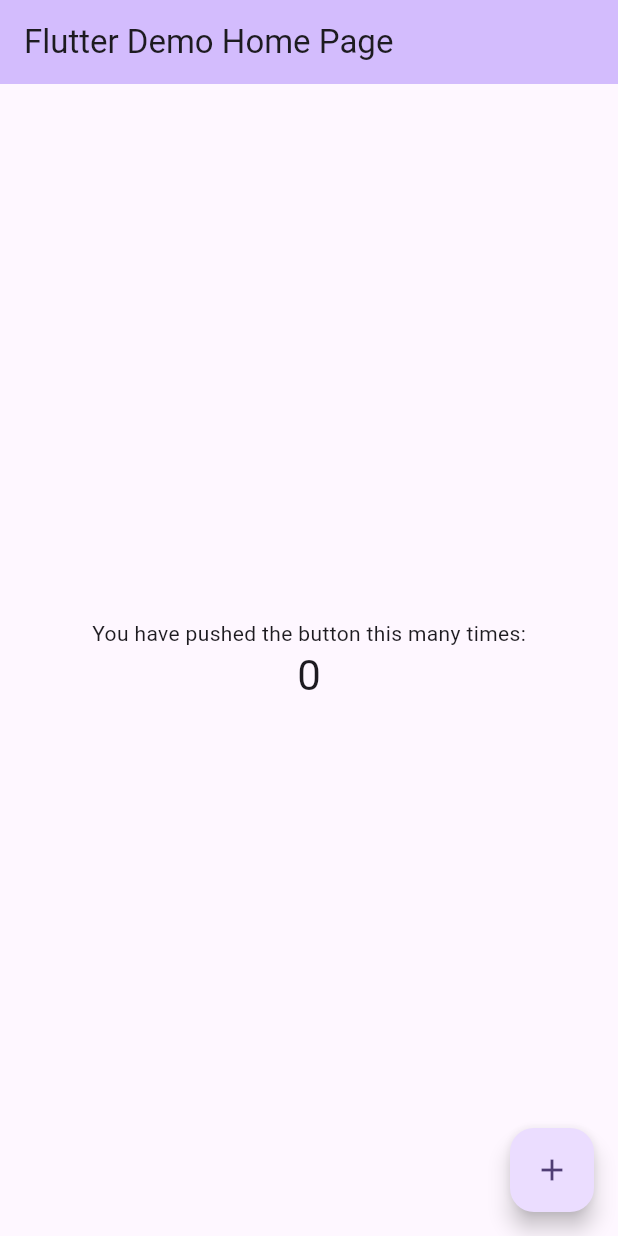
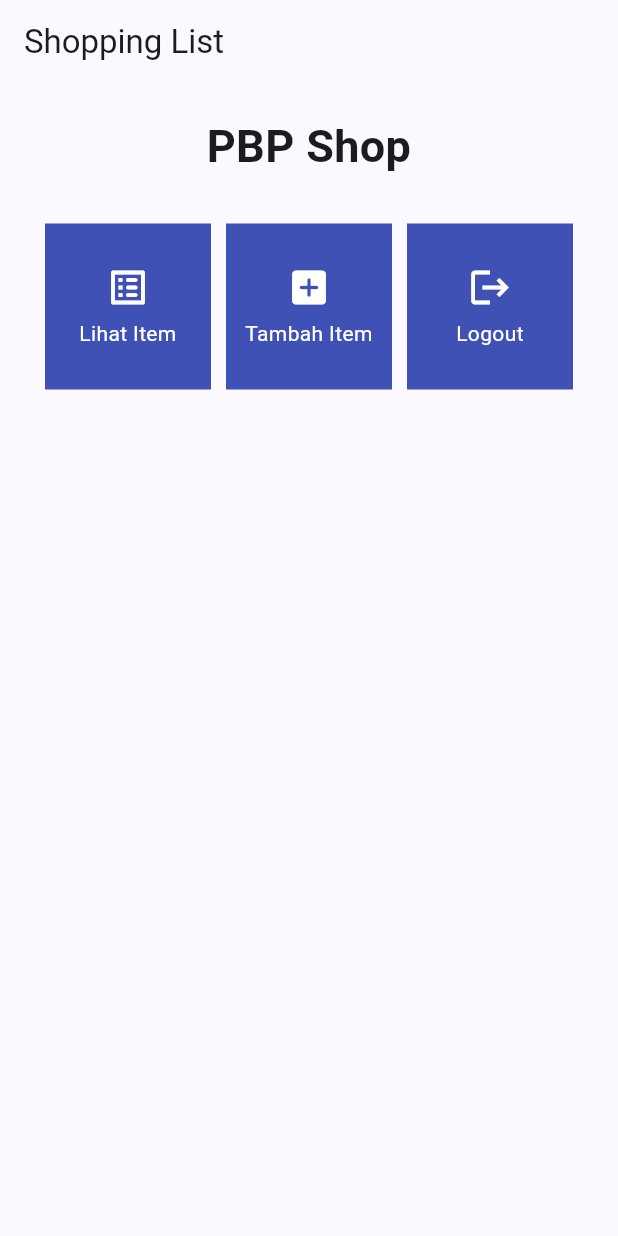
Before and after one commit to DaWanAnOnli/pacil-inventory-mobile, a Flutter app: the screen it shows after launch, on a phone screen of 412 x 824 dp. Run offline on Flutter 3.47's test engine with Material 2 defaults, Android fonts, the phone set to English and light mode, and no system bars.

Commit message:
tugas 7 ngoding done

```diff
--- a/lib/main.dart
+++ b/lib/main.dart
@@ -1,4 +1,5 @@
 import 'package:flutter/material.dart';
+import 'package:pacil_inventory/menu.dart';
 
 void main() {
   runApp(const MyApp());
@@ -28,98 +29,10 @@
         //
         // This works for code too, not just values: Most code changes can be
         // tested with just a hot reload.
-        colorScheme: ColorScheme.fromSeed(seedColor: Colors.deepPurple),
+        colorScheme: ColorScheme.fromSeed(seedColor: Colors.indigo),
         useMaterial3: true,
       ),
-      home: const MyHomePage(title: 'Flutter Demo Home Page'),
+      home: MyHomePage(),
     );
   }
 }
-
-class MyHomePage extends StatefulWidget {
-  const MyHomePage({super.key, required this.title});
-
-  // This widget is the home page of your application. It is stateful, meaning
-  // that it has a State object (defined below) that contains fields that affect
-  // how it looks.
-
-  // This class is the configuration for the state. It holds the values (in this
-  // case the title) provided by the parent (in this case the App widget) and
-  // used by the build method of the State. Fields in a Widget subclass are
-  // always marked "final".
-
-  final String title;
-
-  @override
-  State<MyHomePage> createState() => _MyHomePageState();
-}
-
-class _MyHomePageState extends State<MyHomePage> {
-  int _counter = 0;
-
-  void _incrementCounter() {
-    setState(() {
-      // This call to setState tells the Flutter framework that something has
-      // changed in this State, which causes it to rerun the build method below
-      // so that the display can reflect the updated values. If we changed
-      // _counter without calling setState(), then the build method would not be
-      // called again, and so nothing would appear to happen.
-      _counter++;
-    });
-  }
-
-  @override
-  Widget build(BuildContext context) {
-    // This method is rerun every time setState is called, for instance as done
-    // by the _incrementCounter method above.
-    //
-    // The Flutter framework has been optimized to make rerunning build methods
-    // fast, so that you can just rebuild anything that needs updating rather
-    // than having to individually change instances of widgets.
-    return Scaffold(
-      appBar: AppBar(
-        // TRY THIS: Try changing the color here to a specific color (to
-        // Colors.amber, perhaps?) and trigger a hot reload to see the AppBar
-        // change color while the other colors stay the same.
-        backgroundColor: Theme.of(context).colorScheme.inversePrimary,
-        // Here we take the value from the MyHomePage object that was created by
-        // the App.build method, and use it to set our appbar title.
-        title: Text(widget.title),
-      ),
-      body: Center(
-        // Center is a layout widget. It takes a single child and positions it
-        // in the middle of the parent.
-        child: Column(
-          // Column is also a layout widget. It takes a list of children and
-          // arranges them vertically. By default, it sizes itself to fit its
-          // children horizontally, and tries to be as tall as its parent.
-          //
-          // Column has various properties to control how it sizes itself and
-          // how it positions its children. Here we use mainAxisAlignment to
-          // center the children vertically; the main axis here is the vertical
-          // axis because Columns are vertical (the cross axis would be
-          // horizontal).
-          //
-          // TRY THIS: Invoke "debug painting" (choose the "Toggle Debug Paint"
-          // action in the IDE, or press "p" in the console), to see the
-          // wireframe for each widget.
-          mainAxisAlignment: MainAxisAlignment.center,
-          children: <Widget>[
-            const Text(
-              'You have pushed the button this many times:',
-            ),
-            Text(
-              '$_counter',
-              style: Theme.of(context).textTheme.headlineMedium,
-            ),
-          ],
-        ),
-      ),
-      floatingActionButton: FloatingActionButton(
-        onPressed: _incrementCounter,
-        tooltip: 'Increment',
-        child: const Icon(Icons.add),
-      ), // This trailing comma makes auto-formatting nicer for build methods.
-    );
-  }
-}
--- /dev/null
+++ b/lib/menu.dart
@@ -0,0 +1,121 @@
+import 'package:flutter/material.dart';
+
+class MyHomePage extends StatelessWidget {
+  MyHomePage({Key? key}) : super(key: key);
+  final List<ShopItem> items = [
+    ShopItem("Lihat Item", Icons.list_alt_rounded),
+    ShopItem("Tambah Item", Icons.add_box_rounded),
+    ShopItem("Logout", Icons.logout),
+];
+
+  // This widget is the home page of your application. It is stateful, meaning
+  // that it has a State object (defined below) that contains fields that affect
+  // how it looks.
+
+  // This class is the configuration for the state. It holds the values (in this
+  // case the title) provided by the parent (in this case the App widget) and
+  // used by the build method of the State. Fields in a Widget subclass are
+  // always marked "final".
+
+ @override
+    Widget build(BuildContext context) {
+        return Scaffold(
+      appBar: AppBar(
+        title: const Text(
+          'Shopping List',
+        ),
+      ),
+      body: SingleChildScrollView(
+        // Widget wrapper yang dapat discroll
+        child: Padding(
+          padding: const EdgeInsets.all(10.0), // Set padding dari halaman
+          child: Column(
+            // Widget untuk menampilkan children secara vertikal
+            children: <Widget>[
+              const Padding(
+                padding: EdgeInsets.only(top: 10.0, bottom: 10.0),
+                // Widget Text untuk menampilkan tulisan dengan alignment center dan style yang sesuai
+                child: Text(
+                  'PBP Shop', // Text yang menandakan toko
+                  textAlign: TextAlign.center,
+                  style: TextStyle(
+                    fontSize: 30,
+                    fontWeight: FontWeight.bold,
+                  ),
+                ),
+              ),
+              // Grid layout
+              GridView.count(
+                // Container pada card kita.
+                primary: true,
+                padding: const EdgeInsets.all(20),
+                crossAxisSpacing: 10,
+                mainAxisSpacing: 10,
+                crossAxisCount: 3,
+                shrinkWrap: true,
+                children: items.map((ShopItem item) {
+                  // Iterasi untuk setiap item
+                  return ShopCard(item);
+                }).toList(),
+              ),
+            ],
+          ),
+        ),
+      ),
+    );
+
+
+    }
+}
+
+class ShopItem {
+  final String name;
+  final IconData icon;
+
+  ShopItem(this.name, this.icon);
+}
+
+class ShopCard extends StatelessWidget {
+  final ShopItem item;
+
+  const ShopCard(this.item, {super.key}); // Constructor
+
+  @override
+  Widget build(BuildContext context) {
+    return Material(
+      color: Colors.indigo,
+      child: InkWell(
+        // Area responsive terhadap sentuhan
+        onTap: () {
+          // Memunculkan SnackBar ketika diklik
+          ScaffoldMessenger.of(context)
+            ..hideCurrentSnackBar()
+            ..showSnackBar(SnackBar(
+                content: Text("Kamu telah menekan tombol ${item.name}!")));
+        },
+        child: Container(
+          // Container untuk menyimpan Icon dan Text
+          padding: const EdgeInsets.all(8),
+          child: Center(
+            child: Column(
+              mainAxisAlignment: MainAxisAlignment.center,
+              children: [
+                Icon(
+                  item.icon,
+                  color: Colors.white,
+                  size: 30.0,
+                ),
+                const Padding(padding: EdgeInsets.all(3)),
+                Text(
+                  item.name,
+                  textAlign: TextAlign.center,
+                  style: const TextStyle(color: Colors.white),
+                ),
+              ],
+            ),
+          ),
+        ),
+      ),
+    );
+  }
+}
```
